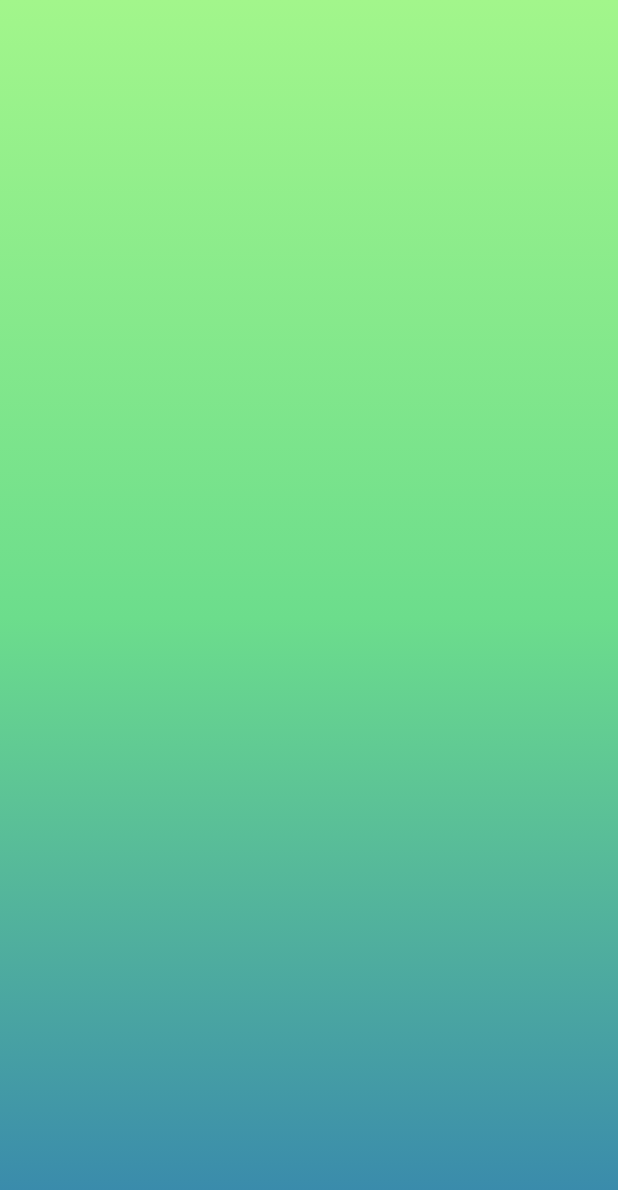
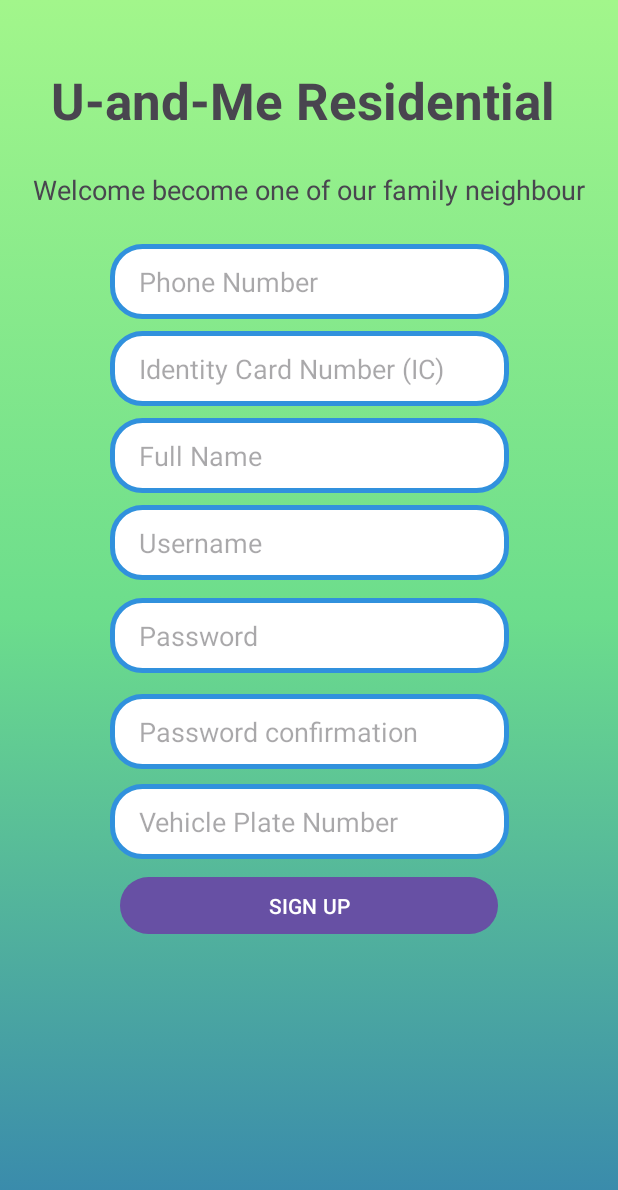
Before and after one commit to MiaoOAO/FYProject, an Android app: the Registration screen opened directly, with no data from a screen before it, on a phone screen of 412 x 824 dp. Shown: the top 1190 px of the screen. Run offline under Robolectric (Android 15) with nearby library versions, the phone set to English and light mode, and no system bars.

Commit message:
4/7/2024

```diff
--- a/app/src/main/res/drawable/border.xml
+++ b/app/src/main/res/drawable/border.xml
@@ -3,14 +3,14 @@
 
     <stroke android:width="3dip" android:color="#3191DD"/>
 
-    <padding android:left="1dp"
+    <padding android:left="10dp"
         android:top="1dp"
         android:right="1dp"
         android:bottom="1dp"
         />
 
-    <corners android:bottomRightRadius="10dp"
-        android:bottomLeftRadius="10dp"
-        android:topLeftRadius="10dp"
-        android:topRightRadius="10dp"/>
+    <corners android:bottomRightRadius="20dp"
+        android:bottomLeftRadius="20dp"
+        android:topLeftRadius="20dp"
+        android:topRightRadius="20dp"/>
 </shape>
--- a/app/src/main/res/layout/activity_main.xml
+++ b/app/src/main/res/layout/activity_main.xml
@@ -92,12 +92,13 @@
         android:id="@+id/textView4"
         android:layout_width="wrap_content"
         android:layout_height="wrap_content"
+        android:layout_marginBottom="16dp"
         android:text="Admin Login"
         android:textColor="@color/white"
+        app:layout_constraintBottom_toBottomOf="parent"
         app:layout_constraintEnd_toEndOf="@+id/textView2"
         app:layout_constraintHorizontal_bias="0.421"
-        app:layout_constraintStart_toStartOf="@+id/textView2"
-        tools:layout_editor_absoluteY="649dp" />
+        app:layout_constraintStart_toStartOf="@+id/textView2" />
 
     <Button
         android:id="@+id/signUp"
--- a/app/src/main/res/layout/activity_registration.xml
+++ b/app/src/main/res/layout/activity_registration.xml
@@ -4,7 +4,145 @@
     xmlns:tools="http://schemas.android.com/tools"
     android:layout_width="match_parent"
     android:layout_height="match_parent"
-    tools:context=".Registration"
-    android:background="@drawable/backgroundcolor">
+    android:background="@drawable/backgroundcolor"
+    app:layoutDescription="@xml/activity_registration_scene"
+    tools:context=".Registration">
+
+    <TextView
+        android:id="@+id/textView"
+        android:layout_width="404dp"
+        android:layout_height="62dp"
+        android:layout_marginStart="8dp"
+        android:layout_marginEnd="8dp"
+        android:paddingHorizontal="30dp"
+        android:text="U-and-Me Residential"
+        android:textSize="34sp"
+        android:textStyle="bold"
+        app:layout_constraintBottom_toBottomOf="parent"
+        app:layout_constraintEnd_toEndOf="parent"
+        app:layout_constraintHorizontal_bias="0.518"
+        app:layout_constraintStart_toStartOf="parent"
+        app:layout_constraintTop_toTopOf="parent"
+        app:layout_constraintVertical_bias="0.058" />
+
+    <TextView
+        android:id="@+id/textView3"
+        android:layout_width="wrap_content"
+        android:layout_height="wrap_content"
+        android:layout_marginTop="8dp"
+        android:text="Welcome become one of our family neighbour"
+        android:textSize="18sp"
+        app:layout_constraintEnd_toEndOf="parent"
+        app:layout_constraintStart_toStartOf="parent"
+        app:layout_constraintTop_toBottomOf="@+id/textView" />
+
+    <EditText
+        android:id="@+id/phoneReg"
+        android:layout_width="266dp"
+        android:layout_height="50dp"
+        android:layout_marginTop="24dp"
+        android:background="@drawable/border"
+        android:ems="10"
+        android:hint="  Phone Number"
+        android:inputType="text"
+        app:layout_constraintEnd_toEndOf="@+id/textView3"
+        app:layout_constraintStart_toStartOf="@+id/textView3"
+        app:layout_constraintTop_toBottomOf="@+id/textView3" />
+
+    <EditText
+        android:id="@+id/icReg"
+        android:layout_width="266dp"
+        android:layout_height="50dp"
+        android:layout_marginTop="8dp"
+        android:background="@drawable/border"
+        android:ems="10"
+        android:hint="  Identity Card Number (IC)"
+        android:inputType="text"
+        app:layout_constraintEnd_toEndOf="@+id/phoneReg"
+        app:layout_constraintHorizontal_bias="0.0"
+        app:layout_constraintStart_toStartOf="@+id/phoneReg"
+        app:layout_constraintTop_toBottomOf="@+id/phoneReg" />
+
+    <EditText
+        android:id="@+id/nameReg"
+        android:layout_width="266dp"
+        android:layout_height="50dp"
+        android:layout_marginTop="8dp"
+        android:background="@drawable/border"
+        android:ems="10"
+        android:hint="  Full Name"
+        android:inputType="text"
+        app:layout_constraintEnd_toEndOf="@+id/icReg"
+        app:layout_constraintHorizontal_bias="0.0"
+        app:layout_constraintStart_toStartOf="@+id/icReg"
+        app:layout_constraintTop_toBottomOf="@+id/icReg" />
+
+    <EditText
+        android:id="@+id/usernameReg"
+        android:layout_width="266dp"
+        android:layout_height="50dp"
+        android:layout_marginTop="8dp"
+        android:background="@drawable/border"
+        android:ems="10"
+        android:hint="  Username"
+        android:inputType="text"
+        app:layout_constraintEnd_toEndOf="@+id/nameReg"
+        app:layout_constraintHorizontal_bias="0.0"
+        app:layout_constraintStart_toStartOf="@+id/nameReg"
+        app:layout_constraintTop_toBottomOf="@+id/nameReg" />
+
+    <EditText
+        android:id="@+id/passwordReg"
+        android:layout_width="266dp"
+        android:layout_height="50dp"
+        android:layout_marginTop="12dp"
+        android:background="@drawable/border"
+        android:ems="10"
+        android:hint="  Password"
+        android:inputType="textPassword"
+        app:layout_constraintEnd_toEndOf="@+id/usernameReg"
+        app:layout_constraintHorizontal_bias="0.0"
+        app:layout_constraintStart_toStartOf="@+id/usernameReg"
+        app:layout_constraintTop_toBottomOf="@+id/usernameReg" />
+
+    <EditText
+        android:id="@+id/passwordconfirmReg"
+        android:layout_width="266dp"
+        android:layout_height="50dp"
+        android:layout_marginTop="76dp"
+        android:background="@drawable/border"
+        android:ems="10"
+        android:hint="  Password confirmation"
+        android:inputType="textPassword"
+        app:layout_constraintEnd_toEndOf="@+id/usernameReg"
+        app:layout_constraintHorizontal_bias="0.0"
+        app:layout_constraintStart_toStartOf="@+id/usernameReg"
+        app:layout_constraintTop_toBottomOf="@+id/usernameReg" />
+
+    <EditText
+        android:id="@+id/vehicleReg"
+        android:layout_width="266dp"
+        android:layout_height="50dp"
+        android:layout_marginTop="136dp"
+        android:background="@drawable/border"
+        android:ems="10"
+        android:hint="  Vehicle Plate Number"
+        android:inputType="text"
+        app:layout_constraintEnd_toEndOf="@+id/usernameReg"
+        app:layout_constraintHorizontal_bias="0.0"
+        app:layout_constraintStart_toStartOf="@+id/usernameReg"
+        app:layout_constraintTop_toBottomOf="@+id/usernameReg" />
+
+    <Button
+        android:id="@+id/button2"
+        android:layout_width="252dp"
+        android:layout_height="46dp"
+        android:layout_marginTop="8dp"
+        android:text="SIGN UP"
+        app:layout_constraintEnd_toEndOf="@+id/vehicleReg"
+        app:layout_constraintHorizontal_bias="0.493"
+        app:layout_constraintStart_toStartOf="@+id/vehicleReg"
+        app:layout_constraintTop_toBottomOf="@+id/vehicleReg" />
+
 
 </androidx.constraintlayout.widget.ConstraintLayout>
```
